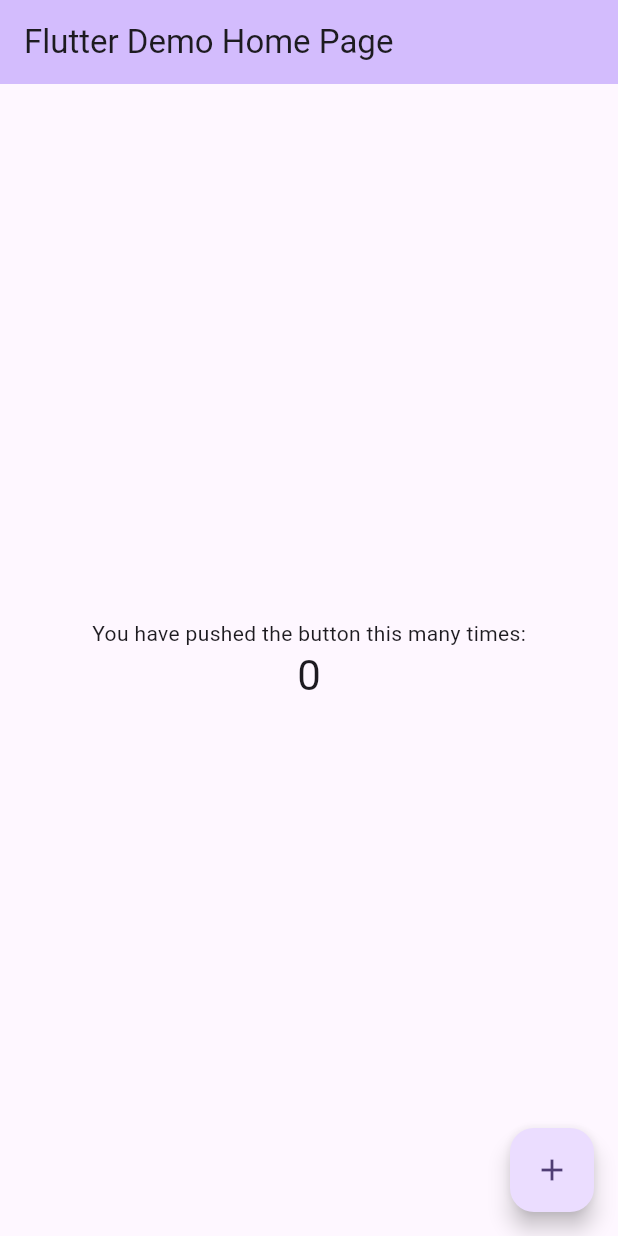
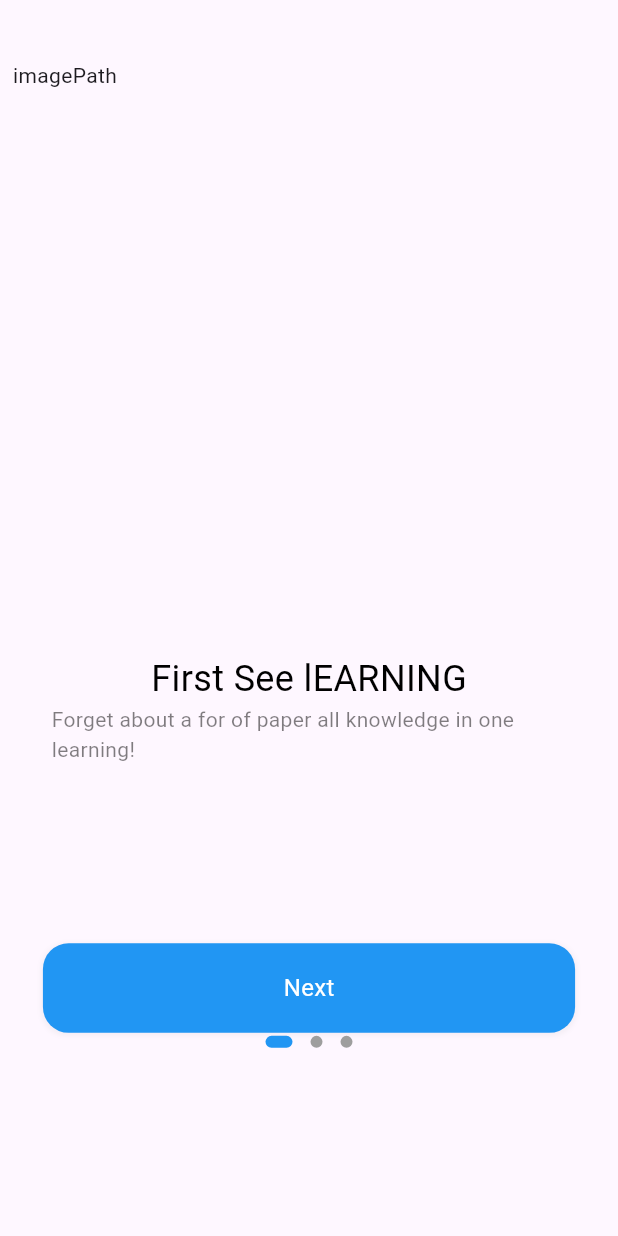
Before and after one commit to sauravbastakoti/Shikshya---Major-Project-Flutter-, a Flutter app: the screen it shows after launch, on a phone screen of 412 x 824 dp. Run offline on Flutter 3.47's test engine with Material 3 defaults, Android fonts, the phone set to English and light mode, and no system bars; drawn by our look-alikes of dots_indicator; our stand-ins replace flutter_bloc, flutter_screenutil.

Commit message:
welcome scr

```diff
--- a/lib/main.dart
+++ b/lib/main.dart
@@ -1,4 +1,8 @@
 import 'package:flutter/material.dart';
+import 'package:flutter_bloc/flutter_bloc.dart';
+import 'package:flutter_screenutil/flutter_screenutil.dart';
+import 'package:shikshya/pages/welcome/bloc/welcome_blocs.dart';
+import 'package:shikshya/pages/welcome/welcome.dart';
 
 void main() {
   runApp(const MyApp());
@@ -10,102 +14,19 @@ class MyApp extends StatelessWidget {
   // This widget is the root of your application.
   @override
   Widget build(BuildContext context) {
-    return MaterialApp(
-      title: 'Flutter Demo',
-      debugShowCheckedModeBanner: false,
-      theme: ThemeData(
-        colorScheme: ColorScheme.fromSeed(seedColor: Colors.deepPurple),
-        useMaterial3: true,
+    return BlocProvider(
+      create: (context) => WelcomeBloc(),
+      child: ScreenUtilInit(
+        builder: (context, child) => MaterialApp(
+          title: 'Flutter Demo',
+          debugShowCheckedModeBanner: false,
+          theme: ThemeData(
+            colorScheme: ColorScheme.fromSeed(seedColor: Colors.deepPurple),
+            useMaterial3: true,
+          ),
+          home: const Welcome(),
+        ),
       ),
-      home: const MyHomePage(title: 'Flutter Demo Home Page'),
     );
   }
 }
-
-class MyHomePage extends StatefulWidget {
-  const MyHomePage({super.key, required this.title});
-
-  // This widget is the home page of your application. It is stateful, meaning
-  // that it has a State object (defined below) that contains fields that affect
-  // how it looks.
-
-  // This class is the configuration for the state. It holds the values (in this
-  // case the title) provided by the parent (in this case the App widget) and
-  // used by the build method of the State. Fields in a Widget subclass are
-  // always marked "final".
-
-  final String title;
-
-  @override
-  State<MyHomePage> createState() => _MyHomePageState();
-}
-
-class _MyHomePageState extends State<MyHomePage> {
-  int _counter = 0;
-
-  void _incrementCounter() {
-    setState(() {
-      // This call to setState tells the Flutter framework that something has
-      // changed in this State, which causes it to rerun the build method below
-      // so that the display can reflect the updated values. If we changed
-      // _counter without calling setState(), then the build method would not be
-      // called again, and so nothing would appear to happen.
-      _counter++;
-    });
-  }
-
-  @override
-  Widget build(BuildContext context) {
-    // This method is rerun every time setState is called, for instance as done
-    // by the _incrementCounter method above.
-    //
-    // The Flutter framework has been optimized to make rerunning build methods
-    // fast, so that you can just rebuild anything that needs updating rather
-    // than having to individually change instances of widgets.
-    return Scaffold(
-      appBar: AppBar(
-        // TRY THIS: Try changing the color here to a specific color (to
-        // Colors.amber, perhaps?) and trigger a hot reload to see the AppBar
-        // change color while the other colors stay the same.
-        backgroundColor: Theme.of(context).colorScheme.inversePrimary,
-        // Here we take the value from the MyHomePage object that was created by
-        // the App.build method, and use it to set our appbar title.
-        title: Text(widget.title),
-      ),
-      body: Center(
-        // Center is a layout widget. It takes a single child and positions it
-        // in the middle of the parent.
-        child: Column(
-          // Column is also a layout widget. It takes a list of children and
-          // arranges them vertically. By default, it sizes itself to fit its
-          // children horizontally, and tries to be as tall as its parent.
-          //
-          // Column has various properties to control how it sizes itself and
-          // how it positions its children. Here we use mainAxisAlignment to
-          // center the children vertically; the main axis here is the vertical
-          // axis because Columns are vertical (the cross axis would be
-          // horizontal).
-          //
-          // TRY THIS: Invoke "debug painting" (choose the "Toggle Debug Paint"
-          // action in the IDE, or press "p" in the console), to see the
-          // wireframe for each widget.
-          mainAxisAlignment: MainAxisAlignment.center,
-          children: <Widget>[
-            const Text(
-              'You have pushed the button this many times:',
-            ),
-            Text(
-              '$_counter',
-              style: Theme.of(context).textTheme.headlineMedium,
-            ),
-          ],
-        ),
-      ),
-      floatingActionButton: FloatingActionButton(
-        onPressed: _incrementCounter,
-        tooltip: 'Increment',
-        child: const Icon(Icons.add),
-      ), // This trailing comma makes auto-formatting nicer for build methods.
-    );
-  }
-}
--- /dev/null
+++ b/lib/pages/welcome/bloc/welcome_blocs.dart
@@ -0,0 +1,13 @@
+import 'package:flutter_bloc/flutter_bloc.dart';
+import 'package:shikshya/pages/welcome/bloc/welcome_events.dart';
+import 'package:shikshya/pages/welcome/bloc/welcome_states.dart';
+
+class WelcomeBloc extends Bloc<WelcomeEvent, WelcomeState> {
+  WelcomeBloc() : super(WelcomeState()) {
+    on<WelcomeEvent>(
+      (event, emit) {
+        emit(WelcomeState(page: state.page));
+      },
+    );
+  }
+}
--- /dev/null
+++ b/lib/pages/welcome/bloc/welcome_events.dart
@@ -0,0 +1 @@
+class WelcomeEvent {}
--- /dev/null
+++ b/lib/pages/welcome/bloc/welcome_states.dart
@@ -0,0 +1,4 @@
+class WelcomeState {
+  int page;
+  WelcomeState({this.page = 0});
+}
--- /dev/null
+++ b/lib/pages/welcome/welcome.dart
@@ -0,0 +1,150 @@
+import 'package:dots_indicator/dots_indicator.dart';
+import 'package:flutter/material.dart';
+import 'package:flutter_bloc/flutter_bloc.dart';
+import 'package:flutter_screenutil/flutter_screenutil.dart';
+import 'package:shikshya/pages/welcome/bloc/welcome_blocs.dart';
+import 'package:shikshya/pages/welcome/bloc/welcome_events.dart';
+import 'package:shikshya/pages/welcome/bloc/welcome_states.dart';
+
+class Welcome extends StatefulWidget {
+  const Welcome({super.key});
+
+  @override
+  State<Welcome> createState() => _WelcomeState();
+}
+
+class _WelcomeState extends State<Welcome> {
+  @override
+  Widget build(BuildContext context) {
+    return BlocBuilder<WelcomeBloc, WelcomeState>(
+      builder: (context, state) {
+        return Container(
+          color: Colors.white,
+          child: Scaffold(
+            body: Container(
+              margin: EdgeInsets.only(top: 34.h),
+              width: 375.w,
+              child: Stack(
+                alignment: Alignment.topCenter,
+                children: [
+                  PageView(
+                    onPageChanged: (index) {
+                      state.page = index;
+                      BlocProvider.of<WelcomeBloc>(context).add(WelcomeEvent());
+                      print('jajajajs');
+                    },
+                    children: [
+                      _page(
+                        1,
+                        context,
+                        "Next",
+                        "First See lEARNING",
+                        "Forget about a for of paper all knowledge in one learning!",
+                        "imagePath",
+                      ),
+                      _page(
+                        2,
+                        context,
+                        "Next",
+                        "Connect With Everyone",
+                        "Always keep in touch with your tutor & friend.let's get Connected!",
+                        "imagePath",
+                      ),
+                      _page(
+                        3,
+                        context,
+                        "Get Started",
+                        "Always Fascinated Learning",
+                        "Anywhere , anytime. The time is at your discretion so study whenever you want!",
+                        "imagePath",
+                      ),
+                    ],
+                  ),
+                  Positioned(
+                      bottom: 100.h,
+                      child: DotsIndicator(
+                        position: state.page,
+                        dotsCount: 3,
+                        mainAxisAlignment: MainAxisAlignment.center,
+                        decorator: DotsDecorator(
+                            color: Colors.grey,
+                            size: const Size.square(8.0),
+                            activeColor: Colors.blue,
+                            activeSize: const Size(18, 8),
+                            activeShape: RoundedRectangleBorder(
+                                borderRadius: BorderRadius.circular(5.0))),
+                      ))
+                ],
+              ),
+            ),
+          ),
+        );
+      },
+    );
+  }
+}
+
+Widget _page(
+  int index,
+  BuildContext context,
+  String buttonName,
+  String title,
+  String subTitle,
+  String imagePath,
+) {
+  return Column(
+    children: [
+      SizedBox(
+        width: 345.w,
+        height: 345.w,
+        child: Text(imagePath),
+      ),
+      Container(
+        child: Text(
+          title,
+          style: const TextStyle(
+            color: Colors.black,
+            fontSize: 24,
+            fontWeight: FontWeight.normal,
+          ),
+        ),
+      ),
+      Container(
+        padding: EdgeInsets.only(left: 30.w, right: 30.w),
+        child: Text(
+          subTitle,
+          style: TextStyle(
+            color: Colors.black.withOpacity(0.5),
+            fontSize: 14,
+            fontWeight: FontWeight.normal,
+          ),
+        ),
+      ),
+      Container(
+        margin: EdgeInsets.only(top: 100.h, left: 25.w, right: 25.w),
+        width: 325.w,
+        height: 50.h,
+        decoration: BoxDecoration(
+            color: Colors.blue,
+            borderRadius: BorderRadius.all(Radius.circular(15.w)),
+            boxShadow: [
+              BoxShadow(
+                  color: Colors.grey.withOpacity(0.1),
+                  spreadRadius: 1,
+                  blurRadius: 2,
+                  offset: const Offset(0, 1))
+            ]),
+        child: Center(
+          child: Text(
+            buttonName,
+            style: const TextStyle(
+              color: Colors.white,
+              fontSize: 16,
+              fontWeight: FontWeight.normal,
+            ),
+          ),
+        ),
+      )
+    ],
+  );
+}
--- a/pubspec.yaml
+++ b/pubspec.yaml
@@ -35,6 +35,9 @@ dependencies:
   # The following adds the Cupertino Icons font to your application.
   # Use with the CupertinoIcons class for iOS style icons.
   cupertino_icons: ^1.0.6
+  flutter_bloc: ^8.1.6
+  flutter_screenutil: ^5.9.3
+  dots_indicator: ^3.0.0
 
 dev_dependencies:
   flutter_test:
```
Also changed, not shown: pubspec.lock.
